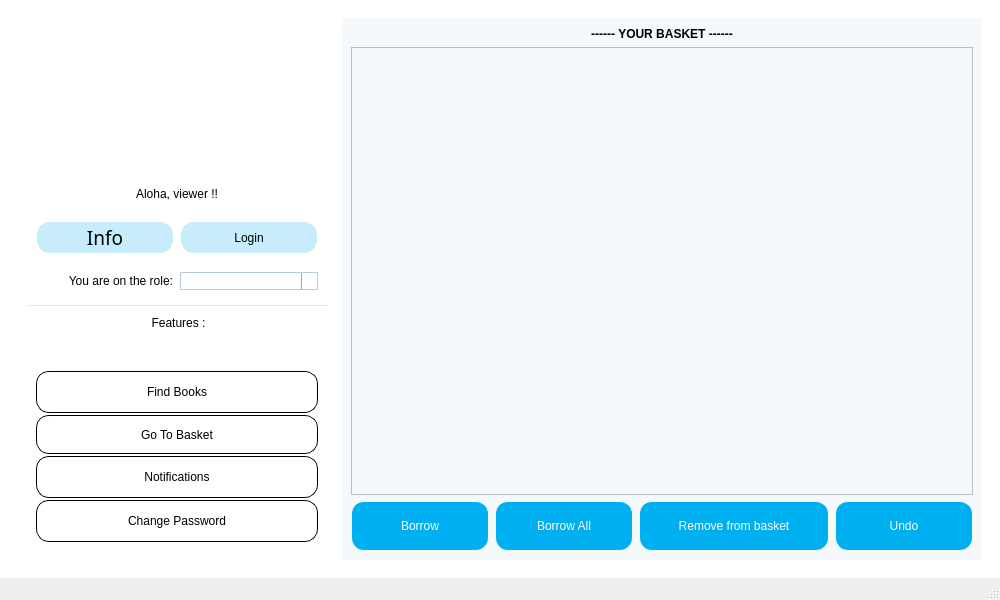
Above: mainwindow.ui from huylenguyen806/ASS2 before the change. Below: the same form after it.
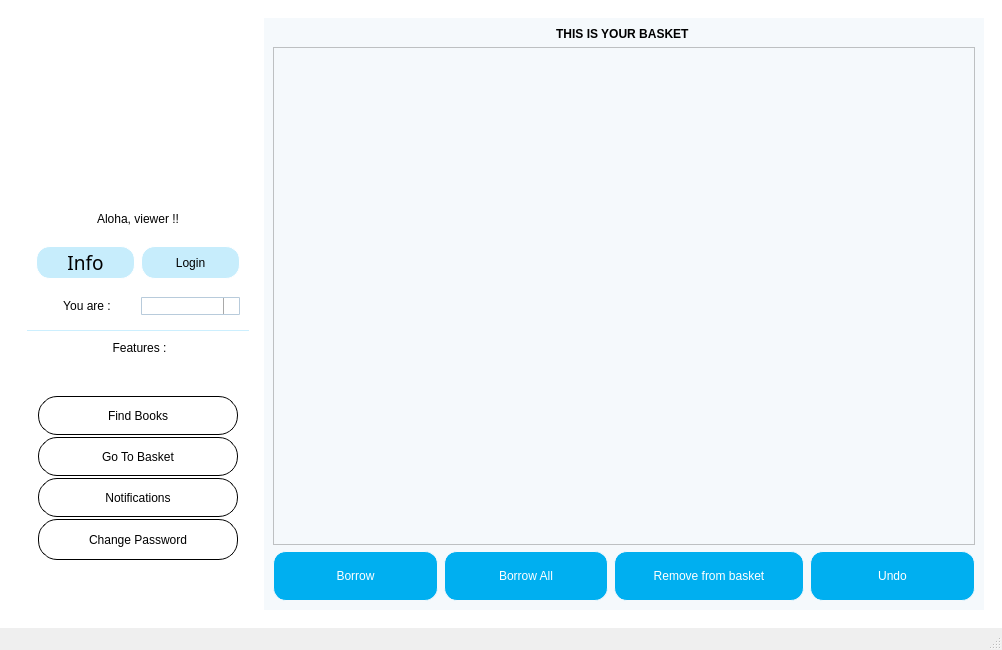
That is the form after the change. The open tabs and pages were chosen to show the change. Icons and pictures are not drawn.

Diff of the .ui file:
```diff
--- a/mainwindow.ui
+++ b/mainwindow.ui
@@ -6,14 +6,14 @@
    <rect>
     <x>0</x>
     <y>0</y>
-    <width>1000</width>
-    <height>600</height>
+    <width>1002</width>
+    <height>650</height>
    </rect>
   </property>
   <property name="minimumSize">
    <size>
     <width>1000</width>
-    <height>600</height>
+    <height>650</height>
    </size>
   </property>
   <property name="windowTitle">
@@ -35,7 +35,7 @@
       <widget class="QWidget" name="rolePage">
        <layout class="QVBoxLayout" name="verticalLayout_35">
         <item>
-         <layout class="QHBoxLayout" name="horizontalLayout_5" stretch="0,1">
+         <layout class="QHBoxLayout" name="horizontalLayout_5" stretch="1,3">
           <item>
            <widget class="QWidget" name="Feature_widget" native="true">
             <property name="styleSheet">
@@ -63,8 +63,8 @@
                  </property>
                  <property name="minimumSize">
                   <size>
-                   <width>300</width>
-                   <height>150</height>
+                   <width>200</width>
+                   <height>175</height>
                   </size>
                  </property>
                  <property name="maximumSize">
@@ -77,8 +77,7 @@
                   <string notr="true">font: 48pt &quot;MV Boli&quot;;
 image: url(:/images/Libpro.png);
 border-color: rgb(255, 255, 255);
-color: rgb(54, 3, 6);
-background-color: rgb(255, 255, 255);</string>
+color: rgb(54, 3, 6);</string>
                  </property>
                  <property name="text">
                   <string/>
@@ -93,7 +92,7 @@
                  <property name="minimumSize">
                   <size>
                    <width>200</width>
-                   <height>0</height>
+                   <height>35</height>
                   </size>
                  </property>
                  <property name="maximumSize">
@@ -241,7 +240,7 @@
 }</string>
                     </property>
                     <property name="text">
-                     <string>&lt;html&gt;&lt;head/&gt;&lt;body&gt;&lt;p align=&quot;right&quot;&gt;You are on the role:&lt;/p&gt;&lt;/body&gt;&lt;/html&gt;</string>
+                     <string>&lt;html&gt;&lt;head/&gt;&lt;body&gt;&lt;p align=&quot;center&quot;&gt;You are :&lt;/p&gt;&lt;/body&gt;&lt;/html&gt;</string>
                     </property>
                    </widget>
                   </item>
@@ -386,7 +385,7 @@
                       <number>0</number>
                      </property>
                      <item>
-                      <layout class="QHBoxLayout" name="horizontalLayout_6">
+                      <layout class="QVBoxLayout" name="verticalLayout_27">
                        <property name="spacing">
                         <number>0</number>
                        </property>
@@ -406,9 +405,15 @@
                              <verstretch>0</verstretch>
                             </sizepolicy>
                            </property>
+                           <property name="minimumSize">
+                            <size>
+                             <width>119</width>
+                             <height>0</height>
+                            </size>
+                           </property>
                            <property name="maximumSize">
                             <size>
-                             <width>16777215</width>
+                             <width>200</width>
                              <height>16777215</height>
                             </size>
                            </property>
@@ -422,7 +427,7 @@
     border-style: outset;
     border-width: 0.5px;
     border-color: black;
-	border-radius: 13px;
+	border-radius: 19px;
 	font:normal 200 14pt &quot;Myriad Pro&quot;;
     min-width: 5em;
     padding: 1px;
@@ -453,9 +458,15 @@
                              <verstretch>0</verstretch>
                             </sizepolicy>
                            </property>
+                           <property name="minimumSize">
+                            <size>
+                             <width>119</width>
+                             <height>0</height>
+                            </size>
+                           </property>
                            <property name="maximumSize">
                             <size>
-                             <width>16777215</width>
+                             <width>200</width>
                              <height>16777215</height>
                             </size>
                            </property>
@@ -469,7 +480,7 @@
     border-style: outset;
     border-width: 0.5px;
     border-color: black;
-	border-radius: 13px;
+	border-radius: 19px;
 	font:normal 200 14pt &quot;Myriad Pro&quot;;
     min-width: 5em;
     padding: 1px;
@@ -494,9 +505,15 @@
                          </item>
                          <item row="1" column="0">
                           <widget class="QPushButton" name="goto_basket_button">
+                           <property name="minimumSize">
+                            <size>
+                             <width>119</width>
+                             <height>0</height>
+                            </size>
+                           </property>
                            <property name="maximumSize">
                             <size>
-                             <width>16777215</width>
+                             <width>200</width>
                              <height>16777215</height>
                             </size>
                            </property>
@@ -510,7 +527,7 @@
     border-style: outset;
     border-width: 0.5px;
     border-color: black;
-	border-radius: 13px;
+	border-radius: 19px;
 	font:normal 200 14pt &quot;Myriad Pro&quot;;
     min-width: 5em;
     padding: 1px;
@@ -538,9 +555,15 @@
                              <verstretch>0</verstretch>
                             </sizepolicy>
                            </property>
+                           <property name="minimumSize">
+                            <size>
+                             <width>121</width>
+                             <height>0</height>
+                            </size>
+                           </property>
                            <property name="maximumSize">
                             <size>
-                             <width>16777215</width>
+                             <width>200</width>
                              <height>16777215</height>
                             </size>
                            </property>
@@ -554,7 +577,7 @@
     border-style: outset;
     border-width: 0.5px;
     border-color: black;
-	border-radius: 13px;
+	border-radius: 19px;
 	font:normal 200 14pt &quot;Myriad Pro&quot;;
     min-width: 5em;
     padding: 2px;
@@ -581,6 +604,19 @@
                        </item>
                       </layout>
                      </item>
+                     <item>
+                      <spacer name="verticalSpacer_5">
+                       <property name="orientation">
+                        <enum>Qt::Vertical</enum>
+                       </property>
+                       <property name="sizeHint" stdset="0">
+                        <size>
+                         <width>20</width>
+                         <height>40</height>
+                        </size>
+                       </property>
+                      </spacer>
+                     </item>
                     </layout>
                    </item>
                   </layout>
@@ -1040,7 +1076,7 @@
                  <string notr="true">font: 20pt &quot;Times New Roman&quot;;</string>
                 </property>
                 <property name="text">
-                 <string>&lt;html&gt;&lt;head/&gt;&lt;body&gt;&lt;p align=&quot;center&quot;&gt;&lt;span style=&quot; font-weight:600;&quot;&gt;------ YOUR BASKET ------&lt;/span&gt;&lt;/p&gt;&lt;/body&gt;&lt;/html&gt;</string>
+                 <string>&lt;html&gt;&lt;head/&gt;&lt;body&gt;&lt;p align=&quot;center&quot;&gt;&lt;span style=&quot; font-weight:600;&quot;&gt;THIS IS YOUR BASKET &lt;/span&gt;&lt;/p&gt;&lt;/body&gt;&lt;/html&gt;</string>
                 </property>
                </widget>
               </item>
@@ -1061,8 +1097,8 @@
                     <rect>
                      <x>0</x>
                      <y>0</y>
-                     <width>61</width>
-                     <height>16</height>
+                     <width>694</width>
+                     <height>452</height>
                     </rect>
                    </property>
                   </widget>
```
Left out of the diff: 138 changed lines with no effect on the pictures.
